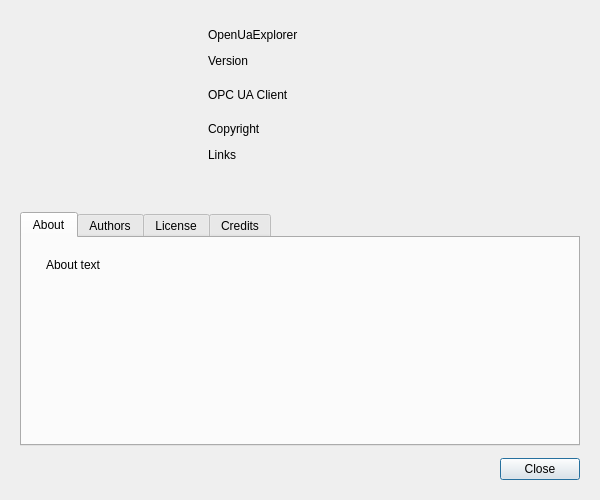
The window that src/dialogs/dialogabout.ui (sanny32/OpenUaExplorer) describes before a commit, drawn with Qt 5.
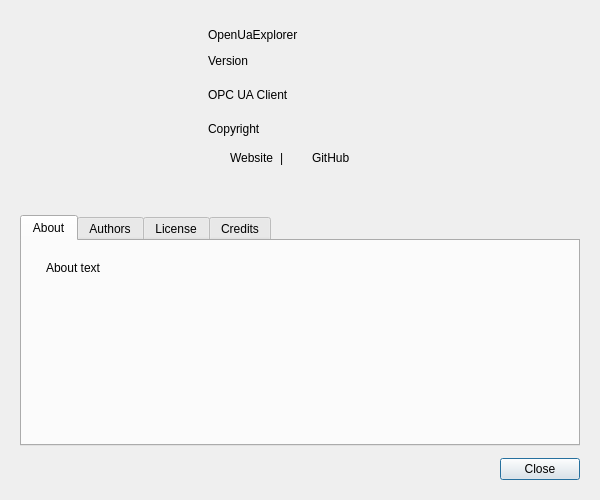
The same window after the commit. Custom widgets are drawn as their Qt base class.

Commit message: feat: Update DialogAbout with website and GitHub links, including icons

```diff
--- a/src/dialogs/dialogabout.ui
+++ b/src/dialogs/dialogabout.ui
@@ -124,17 +124,107 @@
          </widget>
         </item>
         <item>
-         <widget class="QLabel" name="linksLabel">
-          <property name="text">
-           <string>Links</string>
+         <layout class="QHBoxLayout" name="linksLayout">
+          <property name="spacing">
+           <number>6</number>
           </property>
-          <property name="textFormat">
-           <enum>Qt::TextFormat::RichText</enum>
-          </property>
-          <property name="openExternalLinks">
-           <bool>true</bool>
-          </property>
-         </widget>
+          <item>
+           <widget class="ThemedIconLabel" name="websiteIconLabel">
+            <property name="sizePolicy">
+             <sizepolicy hsizetype="Fixed" vsizetype="Fixed">
+              <horstretch>0</horstretch>
+              <verstretch>0</verstretch>
+             </sizepolicy>
+            </property>
+            <property name="minimumSize">
+             <size>
+              <width>16</width>
+              <height>16</height>
+             </size>
+            </property>
+            <property name="text">
+             <string/>
+            </property>
+            <property name="alignment">
+             <set>Qt::AlignCenter</set>
+            </property>
+           </widget>
+          </item>
+          <item>
+           <widget class="QLabel" name="websiteLinkLabel">
+            <property name="text">
+             <string>Website</string>
+            </property>
+            <property name="textFormat">
+             <enum>Qt::TextFormat::RichText</enum>
+            </property>
+            <property name="openExternalLinks">
+             <bool>true</bool>
+            </property>
+           </widget>
+          </item>
+          <item>
+           <widget class="QLabel" name="linksSeparatorLabel">
+            <property name="sizePolicy">
+             <sizepolicy hsizetype="Fixed" vsizetype="Fixed">
+              <horstretch>0</horstretch>
+              <verstretch>0</verstretch>
+             </sizepolicy>
+            </property>
+            <property name="text">
+             <string>|</string>
+            </property>
+           </widget>
+          </item>
+          <item>
+           <widget class="ThemedIconLabel" name="githubIconLabel">
+            <property name="sizePolicy">
+             <sizepolicy hsizetype="Fixed" vsizetype="Fixed">
+              <horstretch>0</horstretch>
+              <verstretch>0</verstretch>
+             </sizepolicy>
+            </property>
+            <property name="minimumSize">
+             <size>
+              <width>16</width>
+              <height>16</height>
+             </size>
+            </property>
+            <property name="text">
+             <string/>
+            </property>
+            <property name="alignment">
+             <set>Qt::AlignCenter</set>
+            </property>
+           </widget>
+          </item>
+          <item>
+           <widget class="QLabel" name="githubLinkLabel">
+            <property name="text">
+             <string>GitHub</string>
+            </property>
+            <property name="textFormat">
+             <enum>Qt::TextFormat::RichText</enum>
+            </property>
+            <property name="openExternalLinks">
+             <bool>true</bool>
+            </property>
+           </widget>
+          </item>
+          <item>
+           <spacer name="linksHorizontalSpacer">
+            <property name="orientation">
+             <enum>Qt::Horizontal</enum>
+            </property>
+            <property name="sizeHint" stdset="0">
+             <size>
+              <width>40</width>
+              <height>20</height>
+             </size>
+            </property>
+           </spacer>
+          </item>
+         </layout>
         </item>
         <item>
          <spacer name="headerVerticalSpacer">
```
The commit also changes 6 other files.
